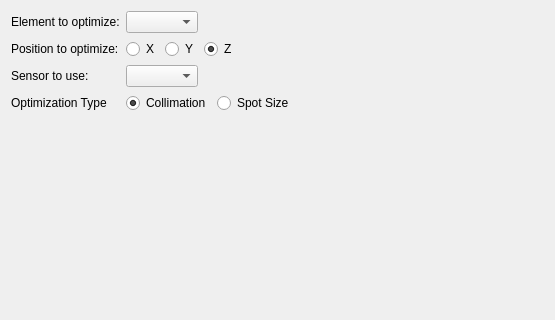
Before: the Qt Designer form freecad/pyoptools/GUI/Optimize.ui in cihologramas/freecad-pyoptools, drawn with Qt 5; both pictures show x 0 to 555 and y 0 to 320 of the 555 by 522 pixel window.
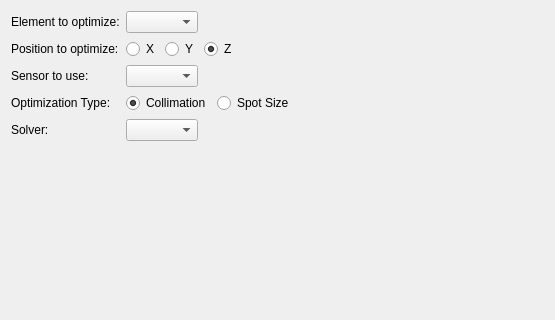
After: the same form once the commit is applied.

Commit message:
Add optimization methods
An option to select optimization methods was added

The edit to the form file:
```diff
--- a/freecad/pyoptools/GUI/Optimize.ui
+++ b/freecad/pyoptools/GUI/Optimize.ui
@@ -89,7 +89,7 @@
      <item row="4" column="0">
       <widget class="QLabel" name="label">
        <property name="text">
-        <string>Optimization Type</string>
+        <string>Optimization Type:</string>
        </property>
       </widget>
      </item>
@@ -114,6 +114,16 @@
        </item>
       </layout>
      </item>
+     <item row="5" column="0">
+      <widget class="QLabel" name="label_2">
+       <property name="text">
+        <string>Solver:</string>
+       </property>
+      </widget>
+     </item>
+     <item row="5" column="1">
+      <widget class="QComboBox" name="Solver"/>
+     </item>
     </layout>
    </item>
   </layout>
```
The commit also changes 1 other file.
